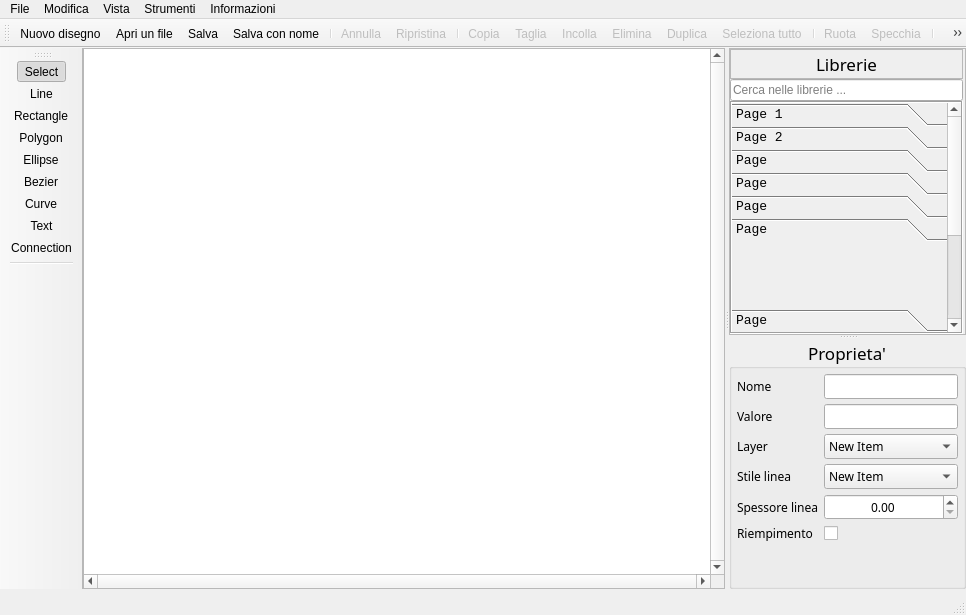
manufino/eSchema, file gui/mainwindow.ui: the form before one commit.
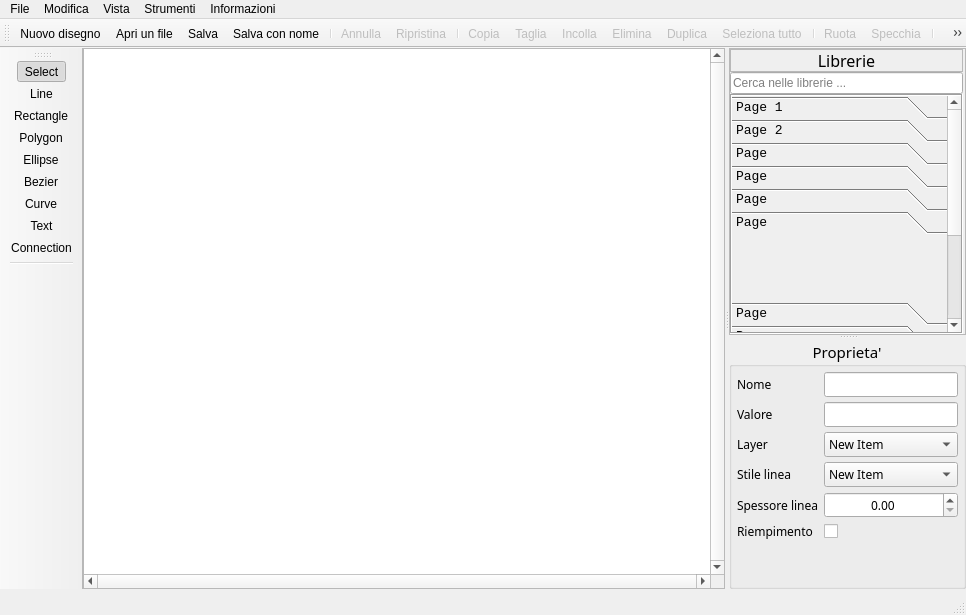
The form after the commit. Icons and pictures are not drawn. Custom widgets are drawn as their Qt base class.

What changed in the file:
```diff
--- a/gui/mainwindow.ui
+++ b/gui/mainwindow.ui
@@ -443,7 +443,7 @@
            <property name="minimumSize">
             <size>
              <width>0</width>
-             <height>30</height>
+             <height>23</height>
             </size>
            </property>
            <property name="styleSheet">
@@ -476,7 +476,7 @@
               <property name="font">
                <font>
                 <family>BankGothic Lt BT</family>
-                <pointsize>13</pointsize>
+                <pointsize>12</pointsize>
                 <bold>false</bold>
                 <underline>false</underline>
                </font>
@@ -820,7 +820,7 @@
         <property name="font">
          <font>
           <family>BankGothic Lt BT</family>
-          <pointsize>13</pointsize>
+          <pointsize>11</pointsize>
          </font>
         </property>
         <property name="title">
```
